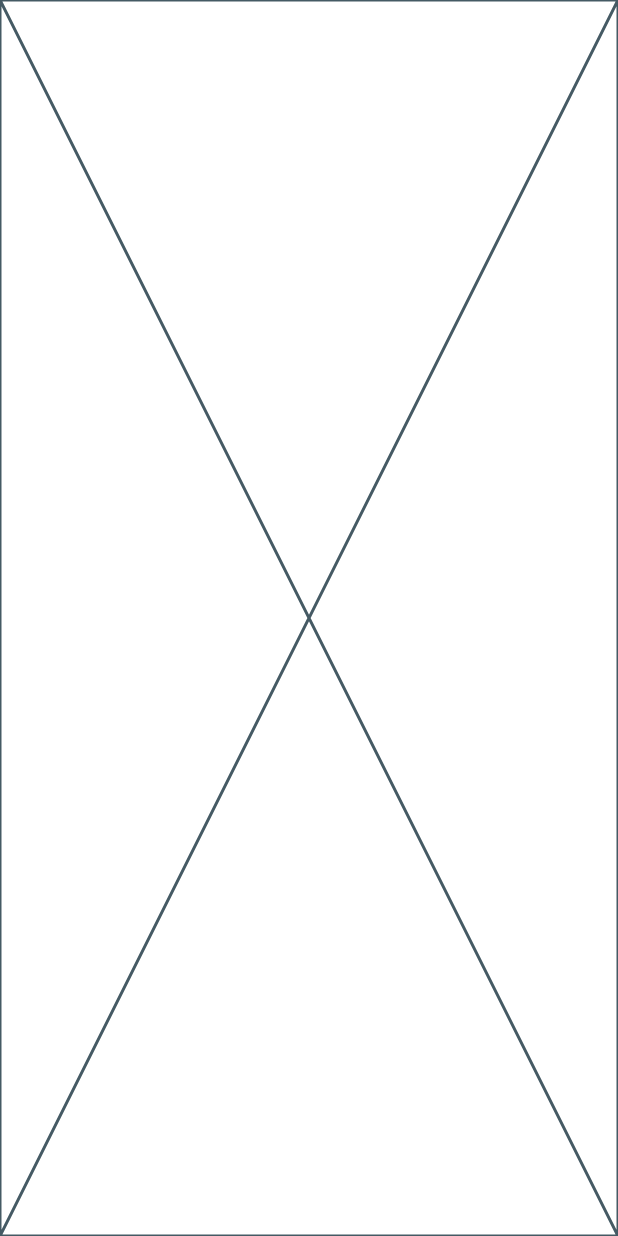
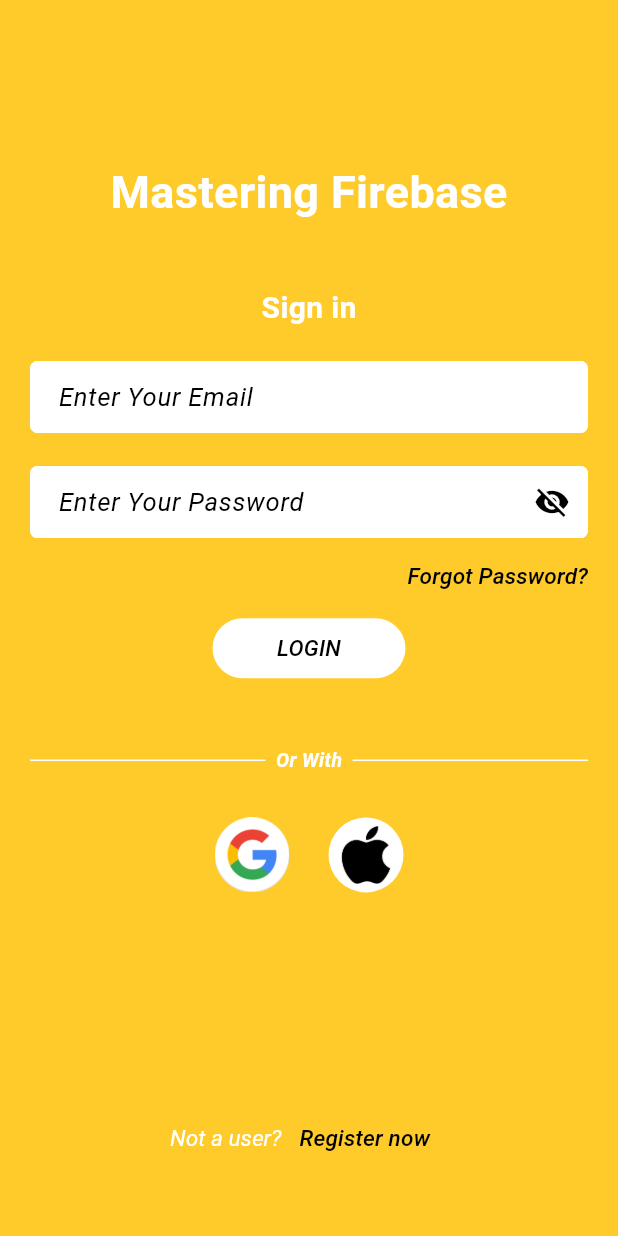
Before and after one commit to sabiq369/firebase_samples, a Flutter app: the screen it shows after launch, on a phone screen of 412 x 824 dp. Run offline on Flutter 3.47's test engine with Material 3 defaults, Android fonts, the phone set to English and light mode, and no system bars; our stand-ins replace firebase_auth, firebase_core, flutter_spinkit, fluttertoast, get, lottie and 1 more; accounts and stored records are empty.

Commit message:
login and register

```diff
--- /dev/null
+++ b/lib/controllers/registration_controllers.dart
@@ -0,0 +1,6 @@
+import 'package:get/get.dart';
+
+class UserRegistrationControllers extends GetxController {
+  RxBool loginLoading = false.obs;
+  RxBool registerLoading = false.obs;
+}
--- a/lib/main.dart
+++ b/lib/main.dart
@@ -1,6 +1,14 @@
 import 'package:flutter/material.dart';
+import 'package:get/get.dart';
+import 'package:mastering_firebase/views/splash_screen/splash_screen.dart';
+import 'package:firebase_core/firebase_core.dart';
+import 'firebase_options.dart';
 
-void main() {
+void main() async {
+  WidgetsFlutterBinding.ensureInitialized();
+  await Firebase.initializeApp(
+    options: DefaultFirebaseOptions.currentPlatform,
+  );
   runApp(const MyApp());
 }
 
@@ -10,22 +18,14 @@ class MyApp extends StatelessWidget {
   // This widget is the root of your application.
   @override
   Widget build(BuildContext context) {
-    return MaterialApp(
+    return GetMaterialApp(
+      debugShowCheckedModeBanner: false,
       title: 'Flutter Demo',
       theme: ThemeData(
-        colorScheme: ColorScheme.fromSeed(seedColor: Colors.deepPurple),
         useMaterial3: true,
       ),
-      home: const MyHomePage(),
+      defaultTransition: Transition.zoom,
+      home: SplashScreen(),
     );
   }
 }
-
-class MyHomePage extends StatelessWidget {
-  const MyHomePage({Key? key}) : super(key: key);
-
-  @override
-  Widget build(BuildContext context) {
-    return const Placeholder();
-  }
-}
--- /dev/null
+++ b/lib/utils/common.dart
@@ -0,0 +1,3 @@
+class Common {
+  static String loginStatus = "login_status";
+}
--- /dev/null
+++ b/lib/utils/widgets/color_constants.dart
@@ -0,0 +1,5 @@
+import 'dart:ui';
+
+class ColorConstants {
+  static const appColor = Color(0xffffcb2b);
+}
--- /dev/null
+++ b/lib/utils/widgets/textField.dart
@@ -0,0 +1,94 @@
+import 'package:flutter/material.dart';
+
+class ExtractedTextField extends StatefulWidget {
+  final TextEditingController controller;
+  final FocusNode focusNode;
+  final String hintText;
+  final Color fillColor;
+  final bool showSuffixIcon;
+  final Color textColor;
+  final Color hintColor;
+  final TextInputAction? textInputAction;
+  final TextInputType? keyboardType;
+
+  ExtractedTextField({
+    Key? key,
+    required this.controller,
+    required this.focusNode,
+    required this.hintText,
+    this.fillColor = Colors.white,
+    this.showSuffixIcon = false,
+    this.textColor = Colors.black,
+    this.hintColor = Colors.black,
+    this.textInputAction = TextInputAction.next,
+    this.keyboardType = TextInputType.text,
+  }) : super(key: key);
+
+  @override
+  State<ExtractedTextField> createState() => _ExtractedTextFieldState();
+}
+
+class _ExtractedTextFieldState extends State<ExtractedTextField> {
+  bool updateSuffixIcon = false;
+  @override
+  Widget build(BuildContext context) {
+    return SizedBox(
+        height: MediaQuery.of(context).size.height * 0.06,
+        child: TextFormField(
+          cursorColor: Colors.black,
+          obscureText: !widget.showSuffixIcon
+              ? false
+              : updateSuffixIcon
+                  ? false
+                  : true,
+          controller: widget.controller,
+          style: TextStyle(
+              fontSize: 17,
+              fontWeight: FontWeight.w400,
+              color: widget.textColor),
+          onTapOutside: (event) =>
+              FocusScope.of(context).requestFocus(FocusNode()),
+          minLines: 1,
+          maxLines: 1,
+          keyboardType: widget.keyboardType,
+          decoration: InputDecoration(
+              contentPadding: EdgeInsets.only(left: 15, top: 5),
+              filled: true,
+              fillColor: widget.fillColor,
+              enabledBorder: borderDec(),
+              disabledBorder: borderDec(),
+              focusedBorder: borderDec(),
+              hintText: widget.hintText,
+              suffixIcon: widget.showSuffixIcon
+                  ? IconButton(
+                      onPressed: () {
+                        setState(() {
+                          updateSuffixIcon = !updateSuffixIcon;
+                        });
+                      },
+                      icon: updateSuffixIcon
+                          ? const Icon(
+                              Icons.visibility,
+                              color: Colors.black,
+                            )
+                          : const Icon(
+                              Icons.visibility_off,
+                              color: Colors.black,
+                            ))
+                  : const SizedBox(),
+              hintStyle: TextStyle(
+                  fontStyle: FontStyle.italic,
+                  fontSize: 17,
+                  fontWeight: FontWeight.w400,
+                  color: widget.hintColor),
+              floatingLabelBehavior: FloatingLabelBehavior.never),
+          textInputAction: widget.textInputAction,
+        ));
+  }
+
+  borderDec() {
+    return OutlineInputBorder(
+        borderRadius: BorderRadius.circular(5),
+        borderSide: const BorderSide(color: Colors.white));
+  }
+}
--- /dev/null
+++ b/lib/views/login/login.dart
@@ -0,0 +1,219 @@
+import 'package:firebase_auth/firebase_auth.dart';
+import 'package:flutter/material.dart';
+import 'package:flutter_spinkit/flutter_spinkit.dart';
+import 'package:get/get.dart';
+import 'package:mastering_firebase/controllers/registration_controllers.dart';
+import 'package:mastering_firebase/utils/common.dart';
+import 'package:mastering_firebase/utils/widgets/color_constants.dart';
+import 'package:mastering_firebase/utils/widgets/common_functions.dart';
+import 'package:mastering_firebase/utils/widgets/textField.dart';
+import 'package:mastering_firebase/views/dashboard/home_page.dart';
+import 'package:mastering_firebase/views/login/register.dart';
+import 'package:shared_preferences/shared_preferences.dart';
+
+class Login extends StatelessWidget {
+  Login({Key? key}) : super(key: key);
+  final TextEditingController passwordController = TextEditingController();
+  final TextEditingController emailController = TextEditingController();
+  final FocusNode emailFocusNode = FocusNode();
+  final FocusNode passwordFocusNode = FocusNode();
+  final UserRegistrationControllers userRegistrationControllers =
+      Get.put(UserRegistrationControllers());
+  @override
+  Widget build(BuildContext context) {
+    return Scaffold(
+      resizeToAvoidBottomInset: false,
+      backgroundColor: ColorConstants.appColor,
+      body: SafeArea(
+        child: SingleChildScrollView(
+          physics: const NeverScrollableScrollPhysics(),
+          child: Container(
+            padding: const EdgeInsets.symmetric(horizontal: 20),
+            width: MediaQuery.of(context).size.width,
+            height: MediaQuery.of(context).size.height,
+            color: ColorConstants.appColor,
+            child: Column(
+              mainAxisAlignment: MainAxisAlignment.end,
+              crossAxisAlignment: CrossAxisAlignment.center,
+              children: [
+                const Text(
+                  'Mastering Firebase',
+                  style: TextStyle(
+                      fontSize: 30,
+                      fontWeight: FontWeight.w600,
+                      color: Colors.white),
+                ),
+                SizedBox(height: MediaQuery.of(context).size.height * 0.05),
+                const Text(
+                  'Sign in',
+                  style: TextStyle(
+                      fontSize: 20,
+                      fontWeight: FontWeight.w600,
+                      color: Colors.white),
+                ),
+                SizedBox(height: MediaQuery.of(context).size.height * 0.025),
+                ExtractedTextField(
+                  hintText: "Enter Your Email",
+                  controller: emailController,
+                  focusNode: emailFocusNode,
+                  keyboardType: TextInputType.emailAddress,
+                ),
+                SizedBox(height: MediaQuery.of(context).size.height * 0.025),
+                ExtractedTextField(
+                  hintText: "Enter Your Password",
+                  controller: passwordController,
+                  focusNode: passwordFocusNode,
+                  showSuffixIcon: true,
+                  keyboardType: TextInputType.visiblePassword,
+                  textInputAction: TextInputAction.done,
+                ),
+                Align(
+                  alignment: Alignment.centerRight,
+                  child: TextButton(
+                    onPressed: () {},
+                    style:
+                        TextButton.styleFrom(padding: const EdgeInsets.all(0)),
+                    child: const Text(
+                      'Forgot Password?',
+                      style: TextStyle(
+                          fontStyle: FontStyle.italic,
+                          fontSize: 15,
+                          fontWeight: FontWeight.w500,
+                          color: Colors.black),
+                    ),
+                  ),
+                ),
+                Obx(() {
+                  return ElevatedButton(
+                    onPressed: () async {
+                      userRegistrationControllers.loginLoading.value = true;
+                      try {
+                        await FirebaseAuth.instance.signInWithEmailAndPassword(
+                            email: emailController.text,
+                            password: passwordController.text);
+                        showToast(msg: "Successfully logged in.");
+                        userRegistrationControllers.loginLoading.value = false;
+                        SharedPreferences prefs =
+                            await SharedPreferences.getInstance();
+                        await prefs.setString(Common.loginStatus, "1");
+                        Get.offAll(() => const HomePage());
+                      } catch (e) {
+                        showToast(msg: e.toString());
+                        userRegistrationControllers.loginLoading.value = false;
+                      }
+                    },
+                    style: ElevatedButton.styleFrom(
+                      elevation: 0,
+                      backgroundColor: Colors.white,
+                    ),
+                    child: userRegistrationControllers.loginLoading.value
+                        ? const SizedBox(
+                            width: 30,
+                            height: 30,
+                            child: SpinKitHourGlass(
+                              color: Colors.black,
+                            ),
+                          )
+                        : const Text(
+                            '     LOGIN     ',
+                            style: TextStyle(
+                                fontStyle: FontStyle.italic,
+                                fontSize: 15,
+                                fontWeight: FontWeight.w500,
+                                color: Colors.black),
+                          ),
+                  );
+                }),
+                SizedBox(height: MediaQuery.of(context).size.height * 0.05),
+                const Row(
+                  children: [
+                    Expanded(
+                        child: Divider(
+                      color: Colors.white,
+                    )),
+                    Text(
+                      '  Or With  ',
+                      style: TextStyle(
+                          fontStyle: FontStyle.italic,
+                          fontSize: 13,
+                          fontWeight: FontWeight.w600,
+                          color: Colors.white),
+                    ),
+                    Expanded(
+                        child: Divider(
+                      color: Colors.white,
+                    )),
+                  ],
+                ),
+                SizedBox(height: MediaQuery.of(context).size.height * 0.025),
+                Row(
+                  mainAxisAlignment: MainAxisAlignment.center,
+                  children: [
+                    IconButton(
+                      onPressed: () {
+                        Get.to(() => const HomePage());
+                      },
+                      icon: Image.asset(
+                        "assets/google_1.png",
+                        width: 50,
+                        height: 50,
+                      ),
+                    ),
+                    const SizedBox(width: 10),
+                    IconButton(
+                      onPressed: () {
+                        Get.to(() => const HomePage());
+                      },
+                      icon: Container(
+                        width: 50,
+                        height: 50,
+                        padding: const EdgeInsets.all(5),
+                        decoration: BoxDecoration(
+                            color: Colors.white,
+                            borderRadius: BorderRadius.circular(100)),
+                        child: Center(
+                          child: Image.asset(
+                            "assets/apple.png",
+                          ),
+                        ),
+                      ),
+                    ),
+                  ],
+                ),
+                SizedBox(height: MediaQuery.of(context).size.height * 0.16),
+                RichText(
+                  text: TextSpan(
+                    children: [
+                      const TextSpan(
+                          text: 'Not a user?',
+                          style: TextStyle(
+                              fontStyle: FontStyle.italic,
+                              fontSize: 15,
+                              fontWeight: FontWeight.w400,
+                              color: Colors.white)),
+                      WidgetSpan(
+                        alignment: PlaceholderAlignment.middle,
+                        child: TextButton(
+                          onPressed: () => Get.to(
+                            () => Register(),
+                          ),
+                          child: const Text('Register now',
+                              style: TextStyle(
+                                  fontStyle: FontStyle.italic,
+                                  fontSize: 15,
+                                  fontWeight: FontWeight.w500,
+                                  color: Colors.black)),
+                        ),
+                      )
+                    ],
+                  ),
+                ),
+                SizedBox(height: MediaQuery.of(context).size.height * 0.05),
+              ],
+            ),
+          ),
+        ),
+      ),
+    );
+  }
+}
```
Also changed, not shown: assets/firebase_splash.json (added, +1 -0 lines), lib/utils/widgets/common_functions.dart (added, +13 -0 lines), lib/views/dashboard/home_page.dart (added, +37 -0 lines), lib/views/login/register.dart (added, +220 -0 lines), lib/views/splash_screen/splash_screen.dart (added, +54 -0 lines), pubspec.yaml (+14 -2 lines), assets/apple.png (added), assets/google_1.png (added), lib/firebase_options.dart (added), pubspec.lock, 6 other files.
